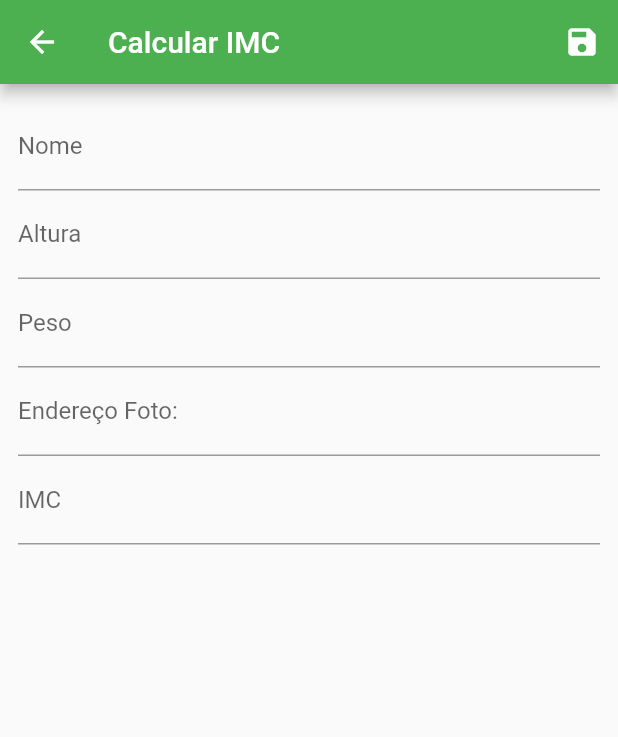
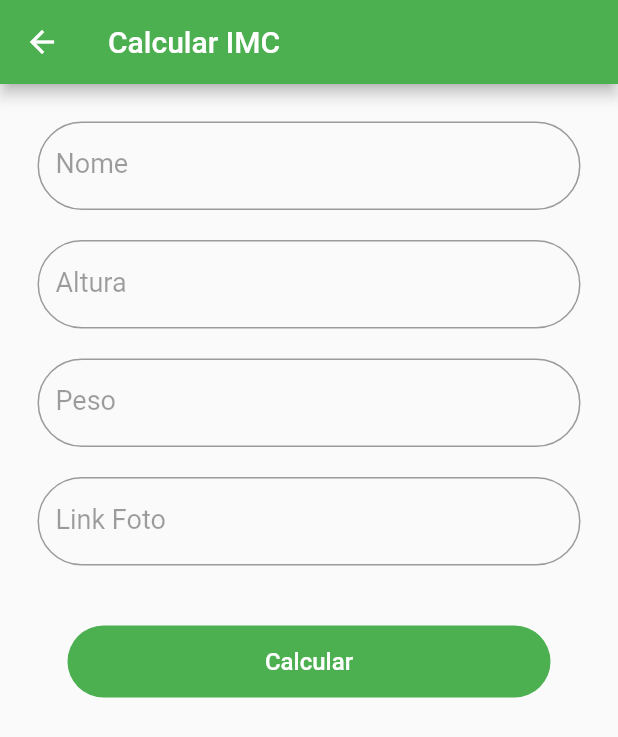
Before and after one commit to Francielxyz/ProjetoVSMobile, a Flutter app: the CalcIMCForm screen opened by its route, on a phone screen of 412 x 824 dp. Shown: the top 737 px of the screen. Run offline on Flutter 3.47's test engine with Material 2 defaults, Android fonts, the phone set to English and light mode, and no system bars; our stand-ins replace flutter_mobx, get_it, google_fonts, mask_text_input_formatter, mobx, package_info_plus and 1 more; accounts and stored records are empty; generated files the repository leaves out were written again; network calls fail.

Commit message:
Correção de Bugs e Criação de Componentes

```diff
--- a/projeto_franciel_mobile/lib/app/domain/service/imcService.dart
+++ b/projeto_franciel_mobile/lib/app/domain/service/imcService.dart
@@ -10,7 +10,7 @@ class ImcService {
     validarNome(imc.nome);
     validarPeso(imc.peso);
     validarAltura(imc.altura);
-    calcDoImc(imc.altura, imc.peso);
+    imc.imc = calcDoImc(imc.altura, imc.peso);
     _dao.save(imc);
   }
 
@@ -55,8 +55,7 @@ class ImcService {
 //Calculo do IMC
   String calcDoImc(String altura, String peso){
     double valorImc = double.parse(peso) / (double.parse(altura) * double.parse(altura));
-    print("---------- $valorImc ");
-    return valorImc.toString();
+    return valorImc.toStringAsPrecision(4);
   }
 
 }
--- a/projeto_franciel_mobile/lib/app/view/calcularIMC/calc_IMC.dart
+++ b/projeto_franciel_mobile/lib/app/view/calcularIMC/calc_IMC.dart
@@ -1,9 +1,13 @@
 import 'package:flutter/material.dart';
 import 'package:mask_text_input_formatter/mask_text_input_formatter.dart';
 import 'package:projeto_franciel_mobile/app/view/calc_imc_form_back.dart';
+import 'package:projeto_franciel_mobile/app/view/calcularIMC/componente/botao_calcular_widget.dart';
+import 'package:projeto_franciel_mobile/app/view/calcularIMC/componente/textFormField_widget.dart';
+import 'package:projeto_franciel_mobile/app/view/lista_imc_back.dart';
 
 class CalcIMCForm extends StatelessWidget {
   final _form = GlobalKey<FormState>();
+  final _navegacao = ListaImcBack();
 
   @override
   Widget build(BuildContext context) {
@@ -11,90 +15,66 @@ class CalcIMCForm extends StatelessWidget {
     return Scaffold(
       appBar: AppBar(
         title: Text("Calcular IMC"),
-        actions: [
-          IconButton(
-              icon: Icon(Icons.save),
+        actions: [],
+      ),
+      body: Padding(
+        padding: const EdgeInsets.only(bottom: 15, left: 15, right: 15, top: 15),
+        child: Form(
+          key: _form,
+          child: ListView(
+            children: [
+
+              TextFormFieldWidget(
+                labelText: "Nome",
+                validator: _back.validarNome,
+                initialValue: _back.imc.nome,
+                keyboardType: TextInputType.name,
+                onSaved: (novoValor) => _back.imc.nome = novoValor,
+              ),
+
+              TextFormFieldWidget(
+                mask: "#.##",
+                labelText: "Altura",
+                hintText: "0.00",
+                validator: _back.validarAltura,
+                initialValue: _back.imc.altura,
+                keyboardType: TextInputType.number,
+                onSaved: (novoValor) => _back.imc.altura = novoValor,
+              ),
+
+              TextFormFieldWidget(
+                mask: "##.##",
+                labelText: "Peso",
+                hintText: "00.00",
+                validator: _back.validarPeso,
+                initialValue: _back.imc.peso,
+                keyboardType: TextInputType.number,
+                onSaved: (novoValor) => _back.imc.peso = novoValor,
+              ),
+
+              TextFormFieldWidget(
+                labelText: "Link Foto",
+                hintText: "http://www.site.com",
+                initialValue: _back.imc.linkFoto,
+                keyboardType: TextInputType.name,
+                onSaved: (novoValor) => _back.imc.linkFoto = novoValor,
+              ),
+
+              BotaoCalcularWidget(
+                labelText: "Calcular",
                 onPressed: () {
                    _form.currentState.validate();
                   _form.currentState.save();
                   if (_back.validacao) {
                     _back.salvar();
-                  Navigator.of(context).pop();
+                    _navegacao.goToListaImc(context);
                   }
-              })
-        ],
+                },
               ),
-      body: Padding(
-        // child: SingleChildScrollView(
-          padding: EdgeInsets.all(12),
-          child: Form(
-            key: _form,
-            child: ListView(
-              children: [
-                campoNome(_back),
-                campoAltura(_back),
-                campoPeso(_back),
-                campoLink(_back),
-                campoIMC(_back)
             ],
           ),
         ),
-        // ),
       ),
     );
   }
-
-  Widget campoNome(CalcImcFormBack back) {
-    return TextFormField(
-      validator: back.validarNome,
-      onSaved: (novoValor) => back.imc.nome = novoValor,
-      initialValue: back.imc.nome,
-      decoration: InputDecoration(labelText: "Nome"),
-    );
 }
-
-  Widget campoAltura(CalcImcFormBack back) {
-    var maskFormatter = new MaskTextInputFormatter(mask: '#.##');
-
-    return TextFormField(
-      validator: back.validarAltura,
-      onSaved: (novoValor) => back.imc.altura = novoValor,
-      initialValue: back.imc.altura,
-      inputFormatters: [maskFormatter],
-      keyboardType: TextInputType.number,
-      decoration: InputDecoration(labelText: "Altura", hintText: "0.00"),
-    );
-  }
-
-  Widget campoPeso(CalcImcFormBack back) {
-    var maskFormatter = new MaskTextInputFormatter(mask: '##.##');
-
-    return TextFormField(
-      validator: back.validarPeso,
-      onSaved: (novoValor) => back.imc.peso = novoValor,
-      initialValue: back.imc.peso,
-      inputFormatters: [maskFormatter],
-      keyboardType: TextInputType.number,
-      decoration: InputDecoration(labelText: "Peso", hintText: "00.00"),
-    );
-  }
-
-  Widget campoLink(CalcImcFormBack back) {
-    return TextFormField(
-        onSaved: (novoValor) => back.imc.linkFoto = novoValor,
-        initialValue: back.imc.linkFoto,
-        decoration: InputDecoration(
-            labelText: 'Endereço Foto:', hintText: 'http://www.site.com'));
-  }
-
-  Widget campoIMC(CalcImcFormBack back) {
-    var maskFormatter = new MaskTextInputFormatter(mask: '##.##');
-
-    return TextFormField(
-      onSaved: (novoValor) => back.imc.imc = novoValor,
-      initialValue: back.imc.imc,
-      inputFormatters: [maskFormatter],
-      decoration: InputDecoration(labelText: "IMC", hintText: "00.00"),
-    );
-  }
-}
--- /dev/null
+++ b/projeto_franciel_mobile/lib/app/view/calcularIMC/componente/botao_calcular_widget.dart
@@ -0,0 +1,37 @@
+import 'package:flutter/cupertino.dart';
+import 'package:flutter/material.dart';
+
+class BotaoCalcularWidget extends StatefulWidget {
+
+  final String labelText;
+  VoidCallback onPressed;
+
+  BotaoCalcularWidget({this.labelText, this.onPressed});
+
+  @override
+  _BotaoCalcularWidget createState() => _BotaoCalcularWidget();
+}
+
+class _BotaoCalcularWidget extends State<BotaoCalcularWidget> {
+
+  @override
+  Widget build(BuildContext context) {
+    return Padding(
+        padding: const EdgeInsets.all(30),
+        child: Container(
+            padding: EdgeInsets.only( bottom: 0, top: 0, left: 14, right: 14),
+            margin: EdgeInsets.only( bottom: 14, top: 0, left: 0, right: 0),
+            decoration: BoxDecoration(
+                color: Colors.green,
+                borderRadius: BorderRadius.all(Radius.circular(30))
+          ),
+          child: TextButton(
+            child: Text(widget.labelText, style: TextStyle(color: Colors.white, fontSize: 16),
+          ),
+          onPressed: widget.onPressed,
+        ),
+      ),
+    );
+  }
+
+}
--- /dev/null
+++ b/projeto_franciel_mobile/lib/app/view/calcularIMC/componente/textFormField_widget.dart
@@ -0,0 +1,56 @@
+import 'package:flutter/cupertino.dart';
+import 'package:flutter/material.dart';
+import 'package:mask_text_input_formatter/mask_text_input_formatter.dart';
+
+class TextFormFieldWidget extends StatefulWidget {
+  //Variavel para adicionar texto de títulos nas caixas de texto
+  String labelText;
+  String hintText;
+  String mask;
+  String initialValue;
+  FormFieldSetter<String> onSaved;
+  FormFieldValidator<String> validator;
+  TextInputType keyboardType;
+
+  TextFormFieldWidget(
+      {this.labelText,
+      this.hintText,
+      this.onSaved,
+      this.initialValue,
+      this.validator,
+      this.mask,
+      this.keyboardType});
+
+  @override
+  _TextFormFieldWidget createState() => _TextFormFieldWidget();
+}
+
+class _TextFormFieldWidget extends State<TextFormFieldWidget> {
+
+  @override
+  Widget build(BuildContext context) {
+    return Padding(
+      padding: const EdgeInsets.all(10),
+      child: TextFormField(
+        validator: widget.validator,
+        onSaved: widget.onSaved,
+        initialValue: widget.initialValue,
+        inputFormatters: [MaskTextInputFormatter(mask: widget.mask)],
+        keyboardType: widget.keyboardType,
+        decoration: InputDecoration(
+          labelText: widget.labelText,
+          hintText: widget.hintText,
+          border: OutlineInputBorder(
+            borderRadius: BorderRadius.all(Radius.circular(30)),
+            borderSide: BorderSide(color: Colors.green),
+          ),
+          labelStyle: TextStyle(
+            color: Colors.black38,
+            fontWeight: FontWeight.w400,
+            fontSize: 18,
+          ),
+        ),
+      ),
+    );
+  }
+}
--- a/projeto_franciel_mobile/lib/app/view/listaIMC/lista_IMC.dart
+++ b/projeto_franciel_mobile/lib/app/view/listaIMC/lista_IMC.dart
@@ -16,7 +16,7 @@ class ListarIMC extends StatelessWidget {
   Widget editarImc(Function edit){
     return IconButton(
       icon: Icon(Icons.edit),
-      color: Colors.lightBlueAccent,
+      color: Colors.green,
       onPressed: edit
       );
   }
--- a/projeto_franciel_mobile/lib/app/view/lista_imc_back.dart
+++ b/projeto_franciel_mobile/lib/app/view/lista_imc_back.dart
@@ -26,6 +26,13 @@ abstract class _ListaImcBack with Store {
 
   _ListaImcBack() {
     refreshList();
+  }
+
+//metodo para chamar a lista de calculos
+  goToListaImc(BuildContext context){
+      Navigator.of(context)
+        .pushNamed(MyApp.HOME)
+        .then(refreshList);
   }
 
 //metodo para chamar o cálculo de um novo imc
```
Also changed, not shown: projeto_franciel_mobile/lib/app/view/calc_imc_form_back.dart (+1 -14 lines). Lines whose indentation alone changed are shown as unchanged.
